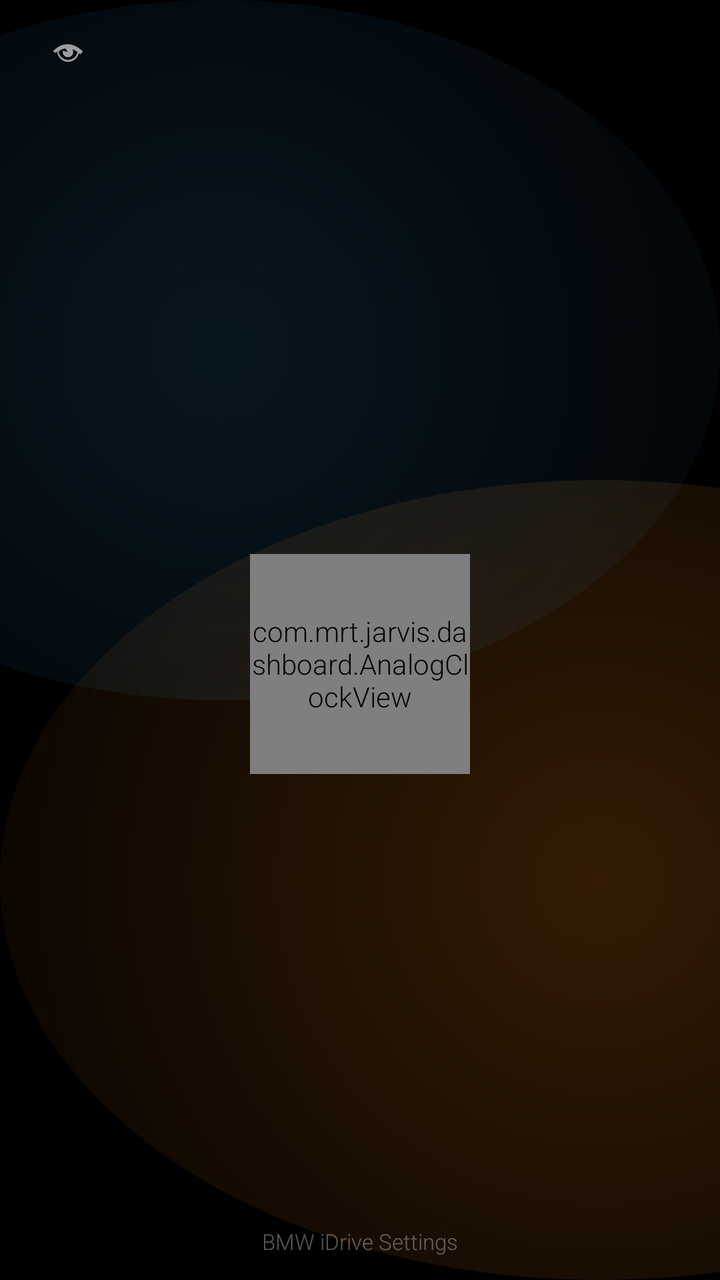
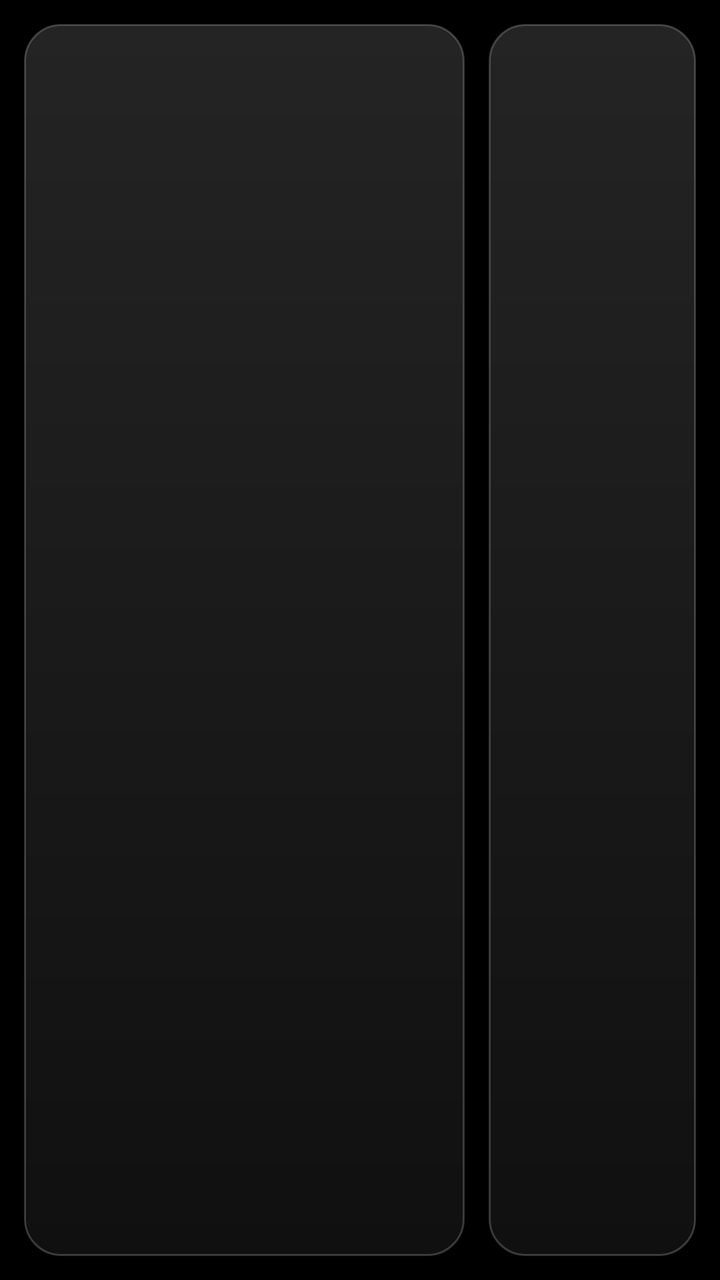

An Android layout rendered at two revisions. The XML below is the earlier revision; the diff shows what the commit changed to produce the second picture.
<!-- AndroidManifest.xml: application theme Theme.MRT -->
<!-- res/layout/activity_settings.xml -->
<?xml version="1.0" encoding="utf-8"?>
<FrameLayout xmlns:android="http://schemas.android.com/apk/res/android"
    android:layout_width="match_parent"
    android:layout_height="match_parent"
    android:background="@drawable/bg_hub"
    android:layoutDirection="ltr">

    
    <LinearLayout
        android:layout_width="match_parent"
        android:layout_height="wrap_content"
        android:orientation="horizontal"
        android:gravity="center_vertical"
        android:paddingStart="20dp"
        android:paddingEnd="20dp"
        android:paddingTop="12dp"
        android:paddingBottom="6dp">

        <ImageView
            android:id="@+id/btnHomeSettings"
            android:layout_width="28dp"
            android:layout_height="28dp"
            android:src="@android:drawable/ic_menu_view"
            android:contentDescription="@string/back"
            android:padding="4dp"/>

        <View
            android:layout_width="0dp"
            android:layout_height="1dp"
            android:layout_weight="1"/>

        <TextView
            android:id="@+id/tvSettingsWarn"
            android:layout_width="wrap_content"
            android:layout_height="wrap_content"
            android:layout_marginEnd="16dp"
            android:text="▲"
            android:textColor="@color/amber"
            android:textSize="16sp"
            android:visibility="gone"/>

        <TextView
            android:id="@+id/tvSettingsClock"
            android:layout_width="wrap_content"
            android:layout_height="wrap_content"
            android:textColor="@color/text"
            android:textSize="17sp"
            android:fontFamily="sans-serif-light"/>
    </LinearLayout>

    
    <LinearLayout
        android:layout_width="match_parent"
        android:layout_height="match_parent"
        android:orientation="vertical"
        android:gravity="center"
        android:layout_marginTop="40dp">

        
        <com.mrt.jarvis.dashboard.AnalogClockView
            android:id="@+id/settingsClock"
            android:layout_width="110dp"
            android:layout_height="110dp"
            android:layout_marginBottom="16dp"/>

        
        <LinearLayout
            android:id="@+id/settingsCards"
            android:layout_width="match_parent"
            android:layout_height="wrap_content"
            android:orientation="horizontal"
            android:paddingStart="20dp"
            android:paddingEnd="20dp"/>
    </LinearLayout>

    
    <TextView
        android:layout_width="wrap_content"
        android:layout_height="wrap_content"
        android:layout_gravity="bottom|center_horizontal"
        android:layout_marginBottom="12dp"
        android:text="BMW iDrive Settings"
        android:textColor="@color/text_muted"
        android:textSize="11sp"/>
</FrameLayout>
<!-- resources referenced by this layout -->
<resources>
  <color name="amber">#FFF5A524</color>
  <color name="text">#FFEFF3F8</color>
  <color name="text_muted">#55FFFFFF</color>
  <!-- drawable bg_hub (drawable) -->
  <?xml version="1.0" encoding="utf-8"?>
  <layer-list xmlns:android="http://schemas.android.com/apk/res/android">
  
      
      <item>
          <shape android:shape="rectangle">
              <solid android:color="@color/bg_pure"/>
          </shape>
      </item>
  
      
      <item
          android:width="600dp"
          android:height="400dp"
          android:gravity="bottom|start"
          android:top="-200dp"
          android:right="-300dp">
          <shape android:shape="oval">
              <gradient
                  android:type="radial"
                  android:gradientRadius="400dp"
                  android:centerX="0.5"
                  android:centerY="0.5"
                  android:startColor="#33FF8A1A"
                  android:endColor="#00000000"/>
          </shape>
      </item>
  
      
      <item
          android:width="500dp"
          android:height="350dp"
          android:gravity="top|end"
          android:bottom="-175dp"
          android:left="-250dp">
          <shape android:shape="oval">
              <gradient
                  android:type="radial"
                  android:gradientRadius="350dp"
                  android:centerX="0.5"
                  android:centerY="0.5"
                  android:startColor="#223FA9F5"
                  android:endColor="#00000000"/>
          </shape>
      </item>
  </layer-list>
  <string name="back">بازگشت</string>
  <style name="Theme.MRT" parent="Theme.AppCompat.NoActionBar">
          <item name="android:windowBackground">@drawable/bg_cockpit</item>
          <item name="android:windowFullscreen">true</item>
          <item name="android:windowNoTitle">true</item>
          <item name="android:windowContentOverlay">@null</item>
          <item name="colorAccent">@color/accent</item>
          <item name="android:textColor">@color/text</item>
          <item name="android:fontFamily">sans-serif-light</item>
          <item name="android:windowLayoutInDisplayCutoutMode" tools:targetApi="o_mr1">shortEdges</item>
      </style>
  <color name="bg_pure">#FF000000</color>
  <!-- drawable bg_cockpit (drawable) -->
  <?xml version="1.0" encoding="utf-8"?>
  <shape xmlns:android="http://schemas.android.com/apk/res/android"
      android:shape="rectangle">
      <gradient
          android:type="radial"
          android:gradientRadius="900dp"
          android:centerX="0.5"
          android:centerY="0.35"
          android:startColor="@color/bg2"
          android:endColor="@color/bg"/>
  </shape>
  <color name="accent">#FF3FA9F5</color>
  <color name="bg2">#FF0E1420</color>
  <color name="bg">#FF06080C</color>
</resources>

<!-- the commit's change to res/layout/activity_settings.xml (unified diff, before → after) -->
@@ -1,85 +1,43 @@
 <?xml version="1.0" encoding="utf-8"?>
-<FrameLayout xmlns:android="http://schemas.android.com/apk/res/android"
+<LinearLayout xmlns:android="http://schemas.android.com/apk/res/android"
     android:layout_width="match_parent"
     android:layout_height="match_parent"
-    android:background="@drawable/bg_hub"
-    android:layoutDirection="ltr">
+    android:orientation="horizontal"
+    android:layoutDirection="rtl"
+    android:padding="12dp"
+    android:background="@color/bg_pure">
 
     
-    <LinearLayout
-        android:layout_width="match_parent"
-        android:layout_height="wrap_content"
-        android:orientation="horizontal"
-        android:gravity="center_vertical"
-        android:paddingStart="20dp"
-        android:paddingEnd="20dp"
-        android:paddingTop="12dp"
-        android:paddingBottom="6dp">
-
-        <ImageView
-            android:id="@+id/btnHomeSettings"
-            android:layout_width="28dp"
-            android:layout_height="28dp"
-            android:src="@android:drawable/ic_menu_view"
-            android:contentDescription="@string/back"
-            android:padding="4dp"/>
-
-        <View
-            android:layout_width="0dp"
-            android:layout_height="1dp"
-            android:layout_weight="1"/>
-
-        <TextView
-            android:id="@+id/tvSettingsWarn"
-            android:layout_width="wrap_content"
-            android:layout_height="wrap_content"
-            android:layout_marginEnd="16dp"
-            android:text="▲"
-            android:textColor="@color/amber"
-            android:textSize="16sp"
-            android:visibility="gone"/>
-
-        <TextView
-            android:id="@+id/tvSettingsClock"
-            android:layout_width="wrap_content"
-            android:layout_height="wrap_content"
-            android:textColor="@color/text"
-            android:textSize="17sp"
-            android:fontFamily="sans-serif-light"/>
-    </LinearLayout>
+    <ScrollView
+        android:layout_width="0dp"
+        android:layout_weight="0.32"
+        android:layout_height="match_parent"
+        android:background="@drawable/glass"
+        android:padding="8dp"
+        android:scrollbars="none">
+        
+        <LinearLayout
+            android:id="@+id/cats"
+            android:orientation="vertical"
+            android:layout_width="match_parent"
+            android:layout_height="wrap_content"/>
+    </ScrollView>
 
     
-    <LinearLayout
-        android:layout_width="match_parent"
+    <ScrollView
+        android:id="@+id/contentScroll"
+        android:layout_width="0dp"
+        android:layout_weight="0.68"
         android:layout_height="match_parent"
-        android:orientation="vertical"
-        android:gravity="center"
-        android:layout_marginTop="40dp">
-
-        
-        <com.mrt.jarvis.dashboard.AnalogClockView
-            android:id="@+id/settingsClock"
-            android:layout_width="110dp"
-            android:layout_height="110dp"
-            android:layout_marginBottom="16dp"/>
-
+        android:layout_marginStart="12dp"
+        android:background="@drawable/glass"
+        android:padding="16dp"
+        android:scrollbars="none">
         
         <LinearLayout
-            android:id="@+id/settingsCards"
+            android:id="@+id/root"
+            android:orientation="vertical"
             android:layout_width="match_parent"
-            android:layout_height="wrap_content"
-            android:orientation="horizontal"
-            android:paddingStart="20dp"
-            android:paddingEnd="20dp"/>
-    </LinearLayout>
-
-    
-    <TextView
-        android:layout_width="wrap_content"
-        android:layout_height="wrap_content"
-        android:layout_gravity="bottom|center_horizontal"
-        android:layout_marginBottom="12dp"
-        android:text="BMW iDrive Settings"
-        android:textColor="@color/text_muted"
-        android:textSize="11sp"/>
-</FrameLayout>
+            android:layout_height="wrap_content"/>
+    </ScrollView>
+</LinearLayout>
<!-- resource entries referenced after the edit -->
@@ -1,56 +1,6 @@
 <!-- resources referenced by this layout -->
 <resources>
-  <color name="amber">#FFF5A524</color>
   <color name="text">#FFEFF3F8</color>
-  <color name="text_muted">#55FFFFFF</color>
-  <!-- drawable bg_hub (drawable) -->
-  <?xml version="1.0" encoding="utf-8"?>
-  <layer-list xmlns:android="http://schemas.android.com/apk/res/android">
-  
-      
-      <item>
-          <shape android:shape="rectangle">
-              <solid android:color="@color/bg_pure"/>
-          </shape>
-      </item>
-  
-      
-      <item
-          android:width="600dp"
-          android:height="400dp"
-          android:gravity="bottom|start"
-          android:top="-200dp"
-          android:right="-300dp">
-          <shape android:shape="oval">
-              <gradient
-                  android:type="radial"
-                  android:gradientRadius="400dp"
-                  android:centerX="0.5"
-                  android:centerY="0.5"
-                  android:startColor="#33FF8A1A"
-                  android:endColor="#00000000"/>
-          </shape>
-      </item>
-  
-      
-      <item
-          android:width="500dp"
-          android:height="350dp"
-          android:gravity="top|end"
-          android:bottom="-175dp"
-          android:left="-250dp">
-          <shape android:shape="oval">
-              <gradient
-                  android:type="radial"
-                  android:gradientRadius="350dp"
-                  android:centerX="0.5"
-                  android:centerY="0.5"
-                  android:startColor="#223FA9F5"
-                  android:endColor="#00000000"/>
-          </shape>
-      </item>
-  </layer-list>
-  <string name="back">بازگشت</string>
   <style name="Theme.MRT" parent="Theme.AppCompat.NoActionBar">
           <item name="android:windowBackground">@drawable/bg_cockpit</item>
           <item name="android:windowFullscreen">true</item>
@@ -61,7 +11,21 @@
           <item name="android:fontFamily">sans-serif-light</item>
           <item name="android:windowLayoutInDisplayCutoutMode" tools:targetApi="o_mr1">shortEdges</item>
       </style>
+  <color name="glass_stroke">#33FFFFFF</color>
   <color name="bg_pure">#FF000000</color>
+  <!-- drawable glass (drawable) -->
+  <?xml version="1.0" encoding="utf-8"?>
+  <shape xmlns:android="http://schemas.android.com/apk/res/android"
+      android:shape="rectangle">
+      <gradient
+          android:angle="90"
+          android:startColor="#10FFFFFF"
+          android:endColor="#24FFFFFF"/>
+      <stroke
+          android:width="1dp"
+          android:color="@color/glass_stroke"/>
+      <corners android:radius="18dp"/>
+  </shape>
   <!-- drawable bg_cockpit (drawable) -->
   <?xml version="1.0" encoding="utf-8"?>
   <shape xmlns:android="http://schemas.android.com/apk/res/android"
